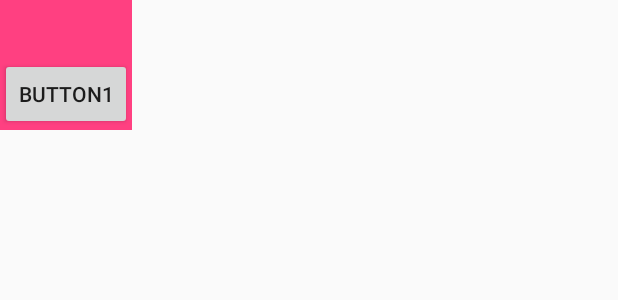
After one commit to social-coding-kr/cctv-app-v2, an Android app: the layout info_window_layout.xml on its own in the app's theme, with its tools: preview values and no code run, on a phone screen of 412 x 824 dp. The commit adds this screen. Shown: the top 300 px of the screen. Run offline under Robolectric (Android 15) with nearby library versions, the phone set to English and light mode, and no system bars; Roboto replaces fonts that are not available here.

Commit message:
Add custom window.

```diff
--- /dev/null
+++ b/app/src/main/res/layout/info_window_layout.xml
@@ -0,0 +1,24 @@
+<?xml version="1.0" encoding="utf-8"?>
+<LinearLayout xmlns:android="http://schemas.android.com/apk/res/android"
+android:layout_width="wrap_content"
+android:layout_height="wrap_content"
+android:orientation="vertical"
+android:background="@color/colorAccent" >
+
+
+<TextView
+    android:id="@+id/tv_lat"
+    android:layout_width="wrap_content"
+    android:layout_height="wrap_content" />
+
+<TextView
+    android:id="@+id/tv_lng"
+    android:layout_width="wrap_content"
+    android:layout_height="wrap_content" />
+
+<Button android:id="@+id/button1"
+    android:layout_width="wrap_content"
+    android:layout_height="wrap_content"
+    android:text="BUTTON1" />
+
+</LinearLayout>
```
Also changed, not shown: app/src/main/java/com/socialcoding/cctv/GoogleMapFragment.java (+47 -2 lines).
